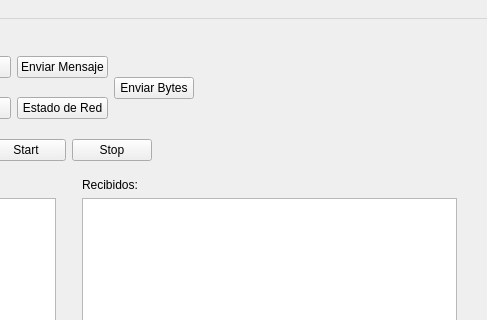
Old version of the form mainwindow.ui in the repository arukagiri/interfazLAC; both pictures show x 353 to 840 and y 0 to 320 of the 840 by 541 pixel window.
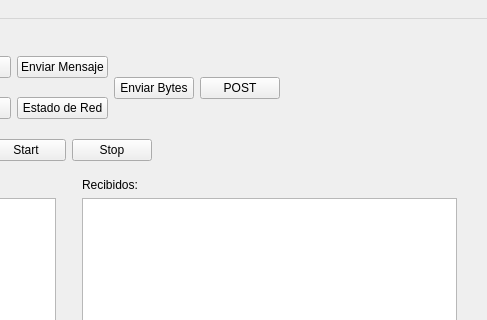
New version of the form.

```diff
--- a/mainwindow.ui
+++ b/mainwindow.ui
@@ -90,6 +90,13 @@
          </property>
         </widget>
        </item>
+       <item>
+        <widget class="QPushButton" name="pushButton">
+         <property name="text">
+          <string>POST</string>
+         </property>
+        </widget>
+       </item>
        <item>
         <spacer name="horizontalSpacer_3">
          <property name="orientation">
```
